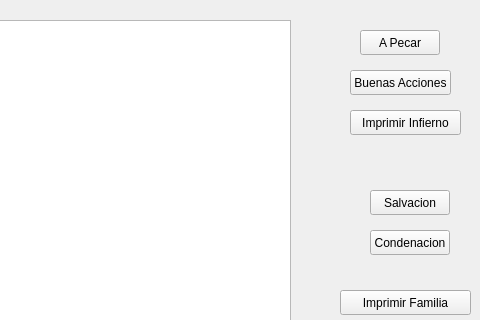
Above: CieloVsInfierno/mainwindow.ui from Fao2212/PrograIIEstructuras before the change; both pictures show x 320 to 800 and y 0 to 320 of the 800 by 600 pixel window. Below: the same form after it.
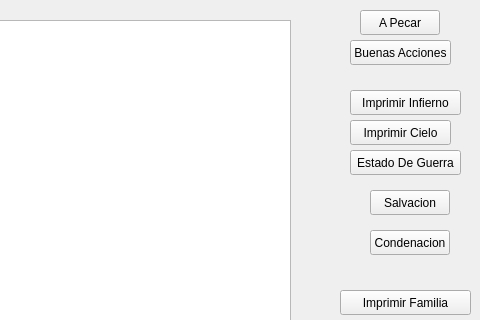
That is the form after the change.

```diff
--- a/CieloVsInfierno/mainwindow.ui
+++ b/CieloVsInfierno/mainwindow.ui
@@ -97,7 +97,7 @@
     <property name="geometry">
      <rect>
       <x>680</x>
-      <y>30</y>
+      <y>10</y>
       <width>80</width>
       <height>25</height>
      </rect>
@@ -123,7 +123,7 @@
     <property name="geometry">
      <rect>
       <x>670</x>
-      <y>70</y>
+      <y>40</y>
       <width>101</width>
       <height>25</height>
      </rect>
@@ -149,7 +149,7 @@
     <property name="geometry">
      <rect>
       <x>670</x>
-      <y>110</y>
+      <y>90</y>
       <width>111</width>
       <height>25</height>
      </rect>
@@ -158,6 +158,32 @@
      <string>Imprimir Infierno</string>
     </property>
    </widget>
+   <widget class="QPushButton" name="pushButton_8">
+    <property name="geometry">
+     <rect>
+      <x>670</x>
+      <y>150</y>
+      <width>111</width>
+      <height>25</height>
+     </rect>
+    </property>
+    <property name="text">
+     <string>Estado De Guerra</string>
+    </property>
+   </widget>
+   <widget class="QPushButton" name="pushButton_9">
+    <property name="geometry">
+     <rect>
+      <x>670</x>
+      <y>120</y>
+      <width>101</width>
+      <height>25</height>
+     </rect>
+    </property>
+    <property name="text">
+     <string>Imprimir Cielo</string>
+    </property>
+   </widget>
   </widget>
   <widget class="QMenuBar" name="menubar">
    <property name="geometry">
```
